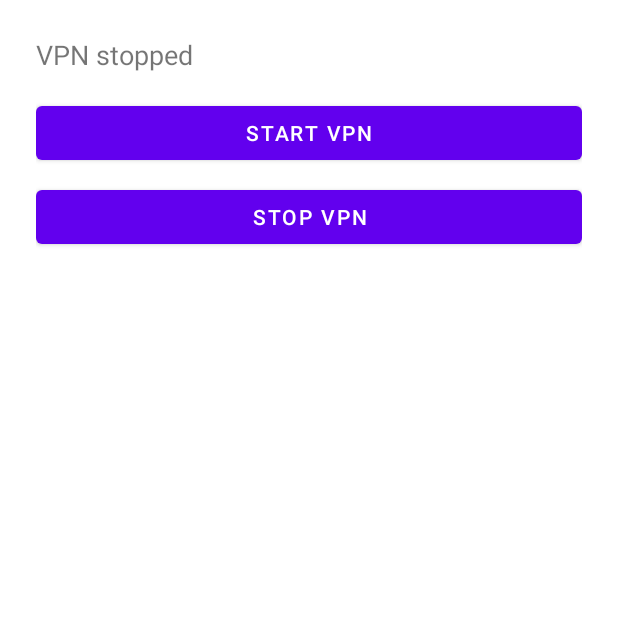
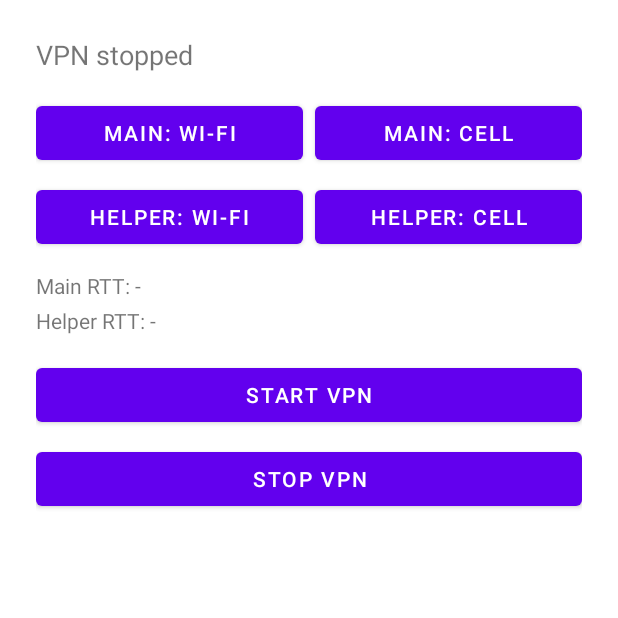
Before and after one commit to swoet/Dual-WAN-Mobile-Bonding, an Android app: the screen it shows after launch (MainActivity), on a phone screen of 412 x 824 dp, the top half of it. Run offline under Robolectric (Android 15) with nearby library versions, the phone set to English and light mode, and no system bars; 2 statements that could not run were skipped.

Commit message:
feat(android): M2 network selection UI and RTT monitoring

```diff
--- a/app/android/app/src/main/java/com/example/dualwan/MainActivity.kt
+++ b/app/android/app/src/main/java/com/example/dualwan/MainActivity.kt
@@ -18,6 +18,10 @@ class MainActivity : AppCompatActivity() {
     private lateinit var statusText: TextView
     private lateinit var startButton: Button
     private lateinit var stopButton: Button
+    private lateinit var mainRttText: TextView
+    private lateinit var helperRttText: TextView
+
+    private val vm by lazy { MainViewModel(this) }
 
     private val vpnPermissionLauncher = registerForActivityResult(
         ActivityResultContracts.StartActivityForResult()
@@ -36,11 +40,41 @@ class MainActivity : AppCompatActivity() {
         statusText = findViewById(R.id.status_text)
         startButton = findViewById(R.id.start_button)
         stopButton = findViewById(R.id.stop_button)
+        mainRttText = findViewById(R.id.main_rtt)
+        helperRttText = findViewById(R.id.helper_rtt)
+
+        findViewById<Button>(R.id.select_main_wifi).setOnClickListener {
+            vm.setSelection(NetworkBinder.Transport.WIFI, vm.selection.value.helper)
+        }
+        findViewById<Button>(R.id.select_main_cell).setOnClickListener {
+            vm.setSelection(NetworkBinder.Transport.CELLULAR, vm.selection.value.helper)
+        }
+        findViewById<Button>(R.id.select_helper_wifi).setOnClickListener {
+            vm.setSelection(vm.selection.value.main, NetworkBinder.Transport.WIFI)
+        }
+        findViewById<Button>(R.id.select_helper_cell).setOnClickListener {
+            vm.setSelection(vm.selection.value.main, NetworkBinder.Transport.CELLULAR)
+        }
 
         startButton.setOnClickListener { prepareAndStartVpn() }
         stopButton.setOnClickListener { stopVpnService() }
 
         maybeRequestNotificationPermission()
+
+        // Start RTT monitoring
+        vm.startMonitoring()
+        lifecycle.addObserver(object : androidx.lifecycle.DefaultLifecycleObserver {})
+        // Update UI with a simple polling (avoid full LiveData setup for M1/M2)
+        val handler = android.os.Handler(mainLooper)
+        val runnable = object : Runnable {
+            override fun run() {
+                val s = vm.stats.value
+                mainRttText.text = "Main RTT: ${'$'}{if (s.mainRttMs>=0) s.mainRttMs else "-"} ms"
+                helperRttText.text = "Helper RTT: ${'$'}{if (s.helperRttMs>=0) s.helperRttMs else "-"} ms"
+                handler.postDelayed(this, 2000)
+            }
+        }
+        handler.post(runnable)
     }
 
     private fun prepareAndStartVpn() {
--- /dev/null
+++ b/app/android/app/src/main/java/com/example/dualwan/MainViewModel.kt
@@ -0,0 +1,72 @@
+package com.example.dualwan
+
+import android.content.Context
+import android.net.ConnectivityManager
+import android.net.Network
+import android.net.NetworkCapabilities
+import kotlinx.coroutines.CoroutineScope
+import kotlinx.coroutines.Dispatchers
+import kotlinx.coroutines.Job
+import kotlinx.coroutines.delay
+import kotlinx.coroutines.flow.MutableStateFlow
+import kotlinx.coroutines.flow.StateFlow
+import kotlinx.coroutines.isActive
+import kotlinx.coroutines.launch
+import okhttp3.OkHttpClient
+import okhttp3.Request
+import java.net.Socket
+
+class MainViewModel(private val context: Context) {
+    data class Selection(
+        val main: NetworkBinder.Transport? = null,
+        val helper: NetworkBinder.Transport? = null
+    )
+
+    private val scope = CoroutineScope(Dispatchers.IO + Job())
+
+    private val _selection = MutableStateFlow(Selection())
+    val selection: StateFlow<Selection> = _selection
+
+    private val _stats = MutableStateFlow(Stats())
+    val stats: StateFlow<Stats> = _stats
+
+    data class Stats(
+        val mainRttMs: Long = -1,
+        val helperRttMs: Long = -1,
+        val helperFraction: Int = 15
+    )
+
+    fun setSelection(main: NetworkBinder.Transport?, helper: NetworkBinder.Transport?) {
+        _selection.value = Selection(main, helper)
+    }
+
+    fun startMonitoring() {
+        scope.launch {
+            while (isActive) {
+                val nets = NetworkBinder.getAvailableNetworks(context)
+                val cm = context.getSystemService(Context.CONNECTIVITY_SERVICE) as ConnectivityManager
+                val mainNet = nets.firstOrNull { it.transport == _selection.value.main }?.network
+                val helperNet = nets.firstOrNull { it.transport == _selection.value.helper }?.network
+                val mainRtt = mainNet?.let { measureRtt(cm, it) } ?: -1
+                val helperRtt = helperNet?.let { measureRtt(cm, it) } ?: -1
+                _stats.value = _stats.value.copy(mainRttMs = mainRtt, helperRttMs = helperRtt)
+                delay(2000)
+            }
+        }
+    }
+
+    private fun measureRtt(cm: ConnectivityManager, net: Network): Long {
+        // Simple HTTP HEAD to example.com to estimate RTT
+        val client = OkHttpClient.Builder()
+            .socketFactory(net.socketFactory)
+            .build()
+        val req = Request.Builder().url("https://example.com/").head().build()
+        val start = System.nanoTime()
+        return try {
+            client.newCall(req).execute().use { }
+            ((System.nanoTime() - start) / 1_000_000)
+        } catch (e: Exception) {
+            -1
+        }
+    }
+}
--- a/app/android/app/src/main/java/com/example/dualwan/NetworkBinder.kt
+++ b/app/android/app/src/main/java/com/example/dualwan/NetworkBinder.kt
@@ -4,14 +4,25 @@ import android.content.Context
 import android.net.ConnectivityManager
 import android.net.Network
 import android.net.NetworkCapabilities
+import android.net.NetworkRequest
 
-// Minimal network binder helper for M1
+// Network binder helper: enumerate networks and filter by transport types
 object NetworkBinder {
-    fun getAvailableNetworks(context: Context): List<Network> {
+    enum class Transport { WIFI, CELLULAR, OTHER }
+
+    data class NetInfo(val network: Network, val transport: Transport)
+
+    fun getAvailableNetworks(context: Context): List<NetInfo> {
         val cm = context.getSystemService(Context.CONNECTIVITY_SERVICE) as ConnectivityManager
-        return cm.allNetworks.filter { n ->
-            val caps = cm.getNetworkCapabilities(n)
-            caps?.hasCapability(NetworkCapabilities.NET_CAPABILITY_INTERNET) == true
+        return cm.allNetworks.mapNotNull { n ->
+            val caps = cm.getNetworkCapabilities(n) ?: return@mapNotNull null
+            if (!caps.hasCapability(NetworkCapabilities.NET_CAPABILITY_INTERNET)) return@mapNotNull null
+            val transport = when {
+                caps.hasTransport(NetworkCapabilities.TRANSPORT_WIFI) -> Transport.WIFI
+                caps.hasTransport(NetworkCapabilities.TRANSPORT_CELLULAR) -> Transport.CELLULAR
+                else -> Transport.OTHER
+            }
+            NetInfo(n, transport)
         }
     }
 }
--- a/app/android/app/src/main/res/layout/activity_main.xml
+++ b/app/android/app/src/main/res/layout/activity_main.xml
@@ -13,20 +13,73 @@
         android:textSize="18sp"
         android:paddingBottom="16dp" />
 
+    <LinearLayout
+        android:layout_width="match_parent"
+        android:layout_height="wrap_content"
+        android:orientation="horizontal"
+        android:gravity="center_vertical">
+        <Button
+            android:id="@+id/select_main_wifi"
+            android:layout_width="0dp"
+            android:layout_weight="1"
+            android:layout_height="wrap_content"
+            android:text="Main: Wi‑Fi" />
+        <View android:layout_width="8dp" android:layout_height="1dp" />
+        <Button
+            android:id="@+id/select_main_cell"
+            android:layout_width="0dp"
+            android:layout_weight="1"
+            android:layout_height="wrap_content"
+            android:text="Main: Cell" />
+    </LinearLayout>
+
+    <LinearLayout
+        android:layout_width="match_parent"
+        android:layout_height="wrap_content"
+        android:orientation="horizontal"
+        android:gravity="center_vertical"
+        android:layout_marginTop="8dp">
+        <Button
+            android:id="@+id/select_helper_wifi"
+            android:layout_width="0dp"
+            android:layout_weight="1"
+            android:layout_height="wrap_content"
+            android:text="Helper: Wi‑Fi" />
+        <View android:layout_width="8dp" android:layout_height="1dp" />
+        <Button
+            android:id="@+id/select_helper_cell"
+            android:layout_width="0dp"
+            android:layout_weight="1"
+            android:layout_height="wrap_content"
+            android:text="Helper: Cell" />
+    </LinearLayout>
+
+    <TextView
+        android:id="@+id/main_rtt"
+        android:layout_width="match_parent"
+        android:layout_height="wrap_content"
+        android:text="Main RTT: -"
+        android:layout_marginTop="12dp" />
+
+    <TextView
+        android:id="@+id/helper_rtt"
+        android:layout_width="match_parent"
+        android:layout_height="wrap_content"
+        android:text="Helper RTT: -"
+        android:layout_marginTop="4dp" />
+
     <Button
         android:id="@+id/start_button"
         android:layout_width="match_parent"
         android:layout_height="wrap_content"
-        android:text="Start VPN" />
-
-    <View
-        android:layout_width="match_parent"
-        android:layout_height="8dp" />
+        android:text="Start VPN"
+        android:layout_marginTop="16dp" />
 
     <Button
         android:id="@+id/stop_button"
         android:layout_width="match_parent"
         android:layout_height="wrap_content"
-        android:text="Stop VPN" />
+        android:text="Stop VPN"
+        android:layout_marginTop="8dp" />
 
 </LinearLayout>
```
